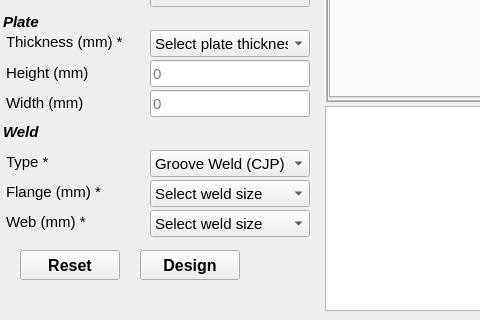
The window that Connections/Moment/ExtendedEndPlate/ui_extendedendplate.ui (osdag-admin/Osdag) describes before a commit, drawn with Qt 5; both pictures show x 0 to 480 and y 449 to 769 of the 1422 by 769 pixel window.
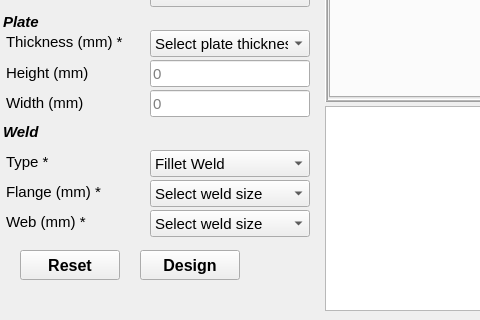
The same window after the commit. Icons and pictures are not drawn.

Commit message: Ui and backend changes for weld details done

The edit to the form file:
```diff
--- a/Connections/Moment/ExtendedEndPlate/ui_extendedendplate.ui
+++ b/Connections/Moment/ExtendedEndPlate/ui_extendedendplate.ui
@@ -3496,11 +3496,6 @@
      <property name="maxVisibleItems">
       <number>5</number>
      </property>
-     <item>
-      <property name="text">
-       <string>Groove Weld (CJP)</string>
-      </property>
-     </item>
      <item>
       <property name="text">
        <string>Fillet Weld</string>
```
Left out of the diff: 51 changed lines with no effect on the pictures. The commit also changes 14 other files.
